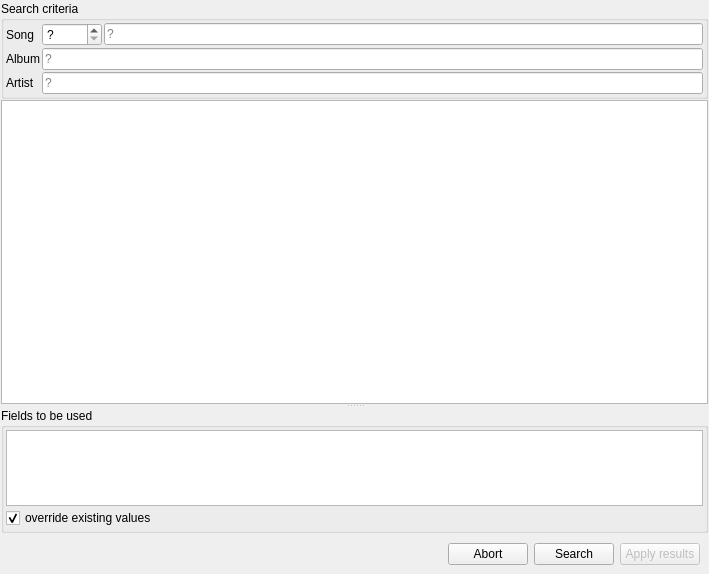
Above: gui/dbquerywidget.ui from Martchus/tageditor before the change. Below: the same form after it.
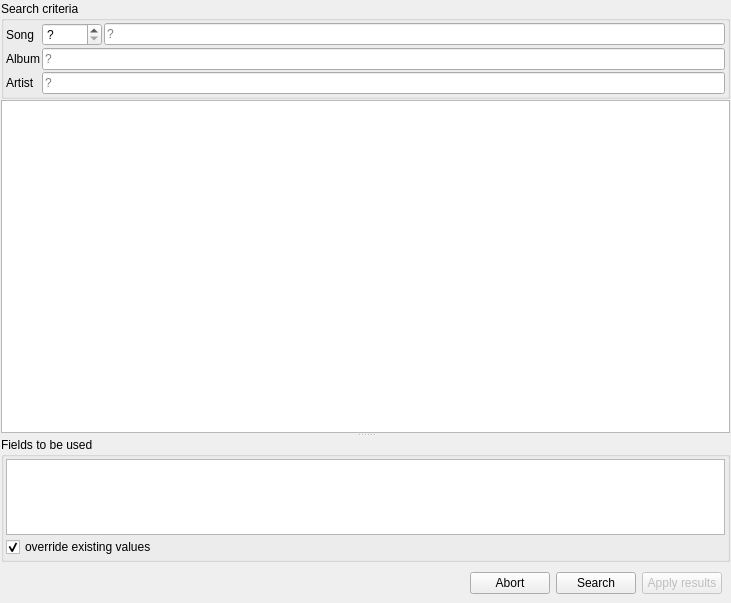
That is the form after the change. Icons and pictures are not drawn. Custom widgets are drawn as their Qt base class.

```diff
--- a/gui/dbquerywidget.ui
+++ b/gui/dbquerywidget.ui
@@ -2,6 +2,14 @@
 <ui version="4.0">
  <class>QtGui::DbQueryWidget</class>
  <widget class="QWidget" name="QtGui::DbQueryWidget">
+  <property name="geometry">
+   <rect>
+    <x>0</x>
+    <y>0</y>
+    <width>731</width>
+    <height>603</height>
+   </rect>
+  </property>
   <property name="windowTitle">
    <string>MusicBrainz search</string>
   </property>
```
Left out of the diff: 3 changed lines with no effect on the pictures.
